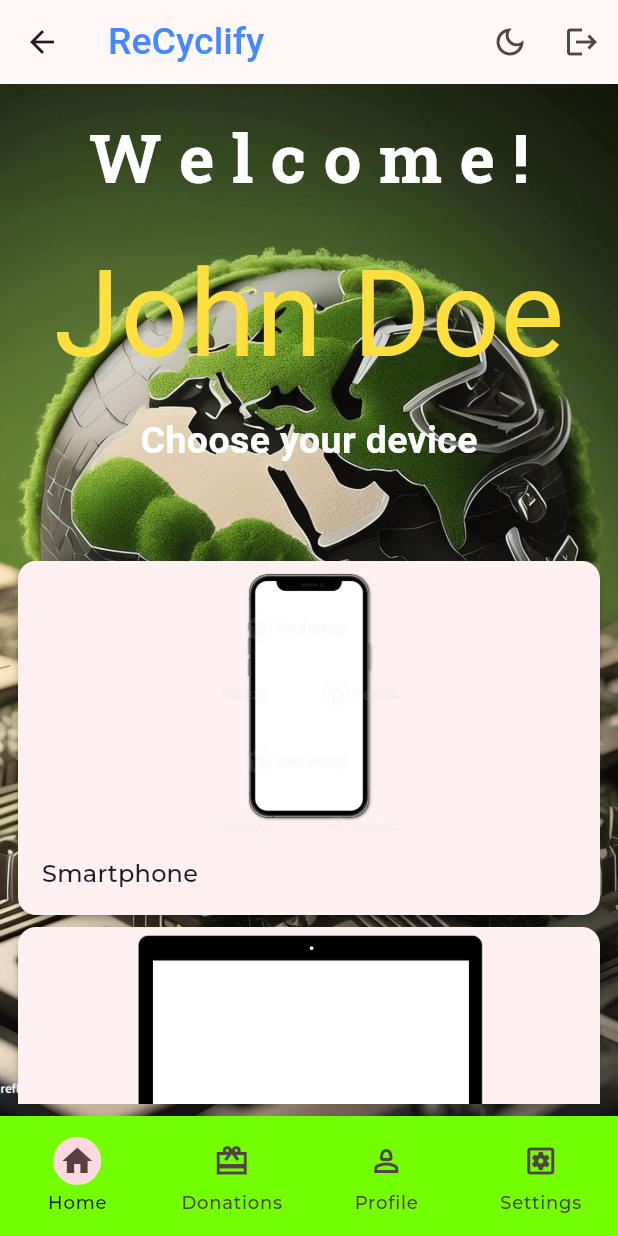
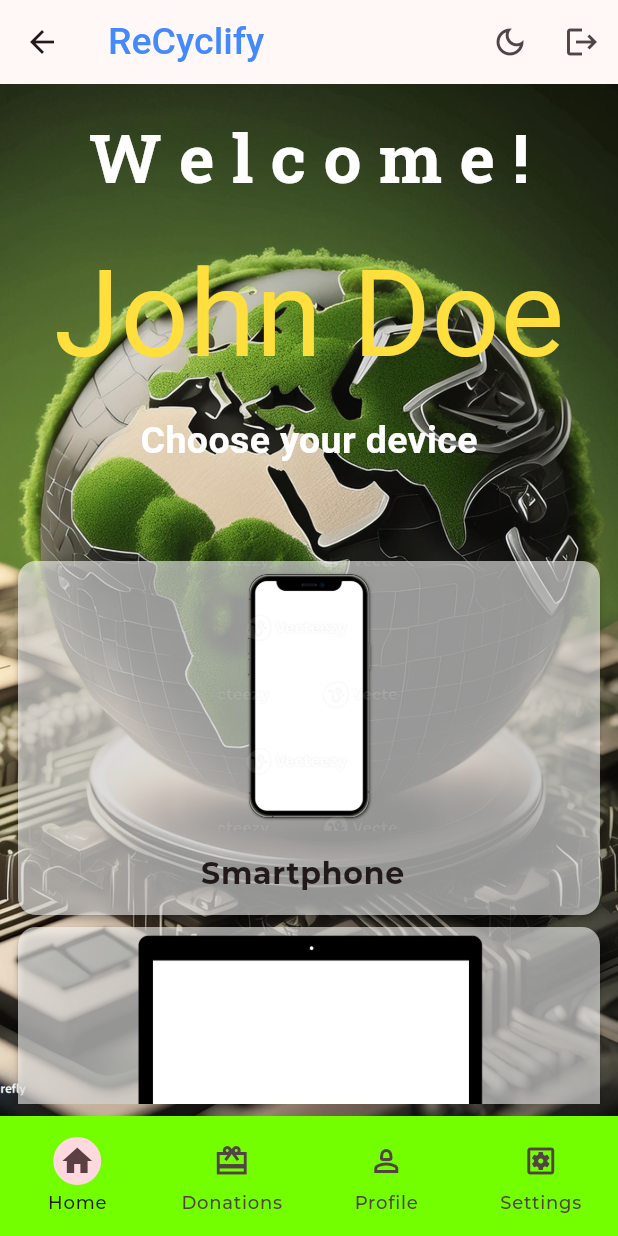
Before and after one commit to RichPerspective007/recyclify-h4b, a Flutter app: the HomeScreen screen opened by its route, on a phone screen of 412 x 824 dp. Run offline on Flutter 3.47's test engine with Material 3 defaults, Android fonts, the phone set to English and light mode, and no system bars; our stand-ins replace cloud_firestore, dash_chat_2, delightful_toast, firebase_auth, firebase_core, firebase_storage and 3 more; accounts and stored records are empty; Roboto replaces fonts that are missing (Aclonica, Recursive).

Commit message:
Made the device cards transparent and Aligned device name to center.

```diff
--- a/lib/components/device_card.dart
+++ b/lib/components/device_card.dart
@@ -18,6 +18,7 @@ class DeviceCard extends StatelessWidget {
       },
       child: Card(
         elevation: 2.0,
+        color: Color.fromARGB(150, 250, 250, 250),
         child: Column(
           mainAxisSize: MainAxisSize.min,
           children: [
@@ -31,7 +32,10 @@ class DeviceCard extends StatelessWidget {
               ),
             ),
             ListTile(
-              title: Text(device.type, style: Theme.of(context).textTheme.titleMedium,),
+              title: Text(device.type, style: TextStyle(
+                fontWeight: FontWeight.bold,
+                fontSize: 20
+              ), textAlign: TextAlign.center,),
               titleAlignment: ListTileTitleAlignment.center,
             )
           ],
```
